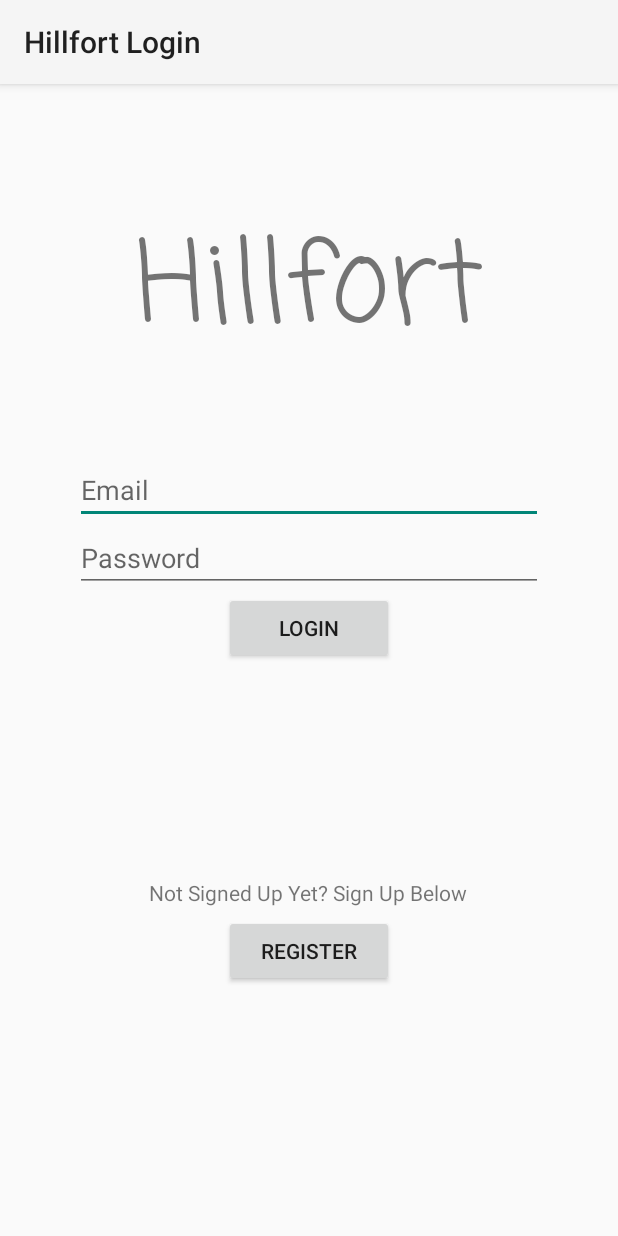
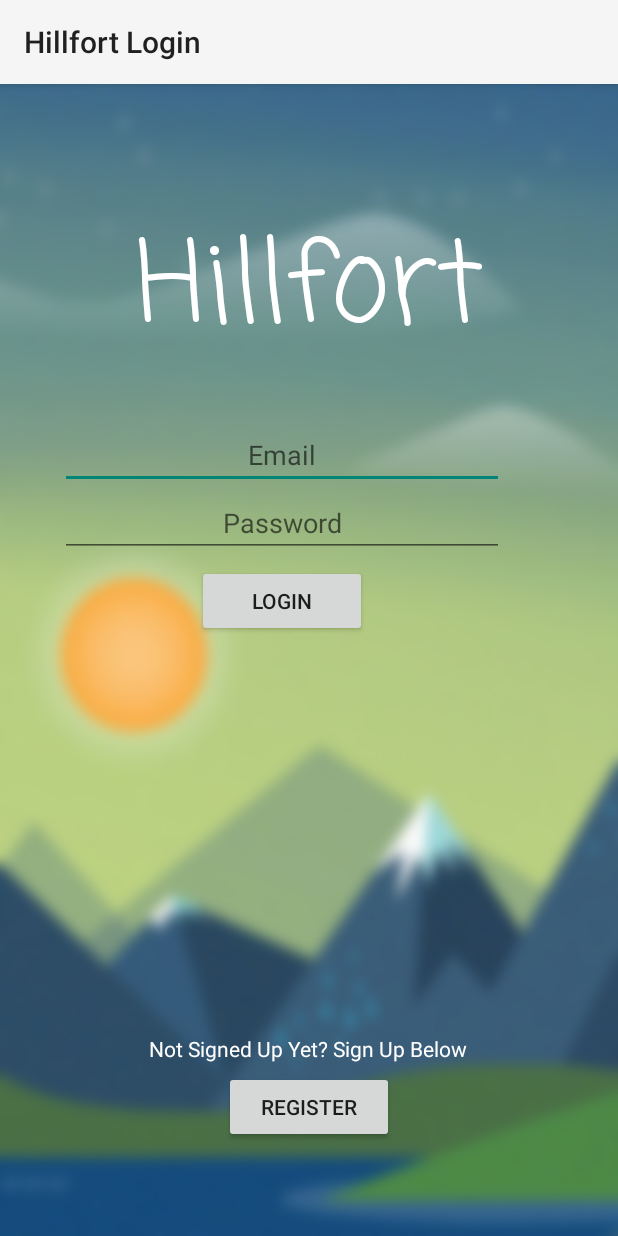
Before and after one commit to lukehalley/Hillfort, an Android app: the HillfortLoginActivity screen opened directly, with no data from a screen before it, on a phone screen of 412 x 824 dp. Run offline under Robolectric (Android 15) with nearby library versions, the phone set to English and light mode, and no system bars.

Commit message:
Added splashscreen and log in blurred log in screen

```diff
--- a/app/src/main/res/layout/activity_login.xml
+++ b/app/src/main/res/layout/activity_login.xml
@@ -1,10 +1,8 @@
 <?xml version="1.0" encoding="utf-8"?>
 <RelativeLayout xmlns:android="http://schemas.android.com/apk/res/android"
-    android:layout_width="match_parent"
+    android:layout_width="wrap_content"
     android:layout_height="match_parent"
-    android:layout_marginLeft="50dp"
-    android:layout_marginRight="50dp">
-
+    android:background="@drawable/splashscreenblr">
 
     <TextView
         android:id="@+id/loginLogo"
@@ -16,15 +14,20 @@
         android:fontFamily="casual"
         android:text="@string/app_name"
         android:textAlignment="center"
+        android:textColor="@android:color/white"
         android:textSize="75sp" />
 
     <LinearLayout
-        android:layout_width="match_parent"
+        android:layout_width="296dp"
         android:layout_height="wrap_content"
         android:layout_below="@+id/loginLogo"
+        android:layout_alignEnd="@+id/imageView"
         android:layout_alignParentStart="true"
-        android:layout_marginStart="0dp"
-        android:layout_marginTop="53dp"
+        android:layout_marginStart="40dp"
+        android:layout_marginLeft="25dp"
+        android:layout_marginTop="30dp"
+        android:layout_marginEnd="40dp"
+        android:layout_marginBottom="54dp"
         android:orientation="vertical">
 
         <EditText
@@ -32,14 +35,19 @@
             android:layout_width="match_parent"
             android:layout_height="wrap_content"
             android:hint="@string/email"
-            android:inputType="textWebEmailAddress" />
+            android:inputType="textWebEmailAddress"
+            android:textAlignment="center"
+            android:textColor="@android:color/white" />
 
         <EditText
             android:id="@+id/enteredPassword"
             android:layout_width="match_parent"
             android:layout_height="wrap_content"
+            android:layout_marginBottom="5dp"
             android:hint="@string/password"
-            android:inputType="textPassword" />
+            android:inputType="textPassword"
+            android:textAlignment="center"
+            android:textColor="@android:color/white" />
 
         <Button
             android:id="@+id/loginButton"
@@ -47,6 +55,7 @@
             android:layout_height="wrap_content"
             android:layout_gravity="center"
             android:text="@string/loginButton" />
+
 
     </LinearLayout>
 
@@ -56,7 +65,7 @@
         android:layout_alignParentBottom="true"
         android:layout_marginStart="0dp"
         android:layout_marginTop="38dp"
-        android:layout_marginBottom="166dp"
+        android:layout_marginBottom="62dp"
         android:orientation="vertical">
 
         <TextView
@@ -64,7 +73,8 @@
             android:layout_width="wrap_content"
             android:layout_height="wrap_content"
             android:layout_gravity="center"
-            android:text="@string/promptSignUp" />
+            android:text="@string/promptSignUp"
+            android:textColor="@android:color/white" />
 
         <Button
             android:id="@+id/registerButton"
@@ -76,6 +86,4 @@
 
     </LinearLayout>
 
-
-
 </RelativeLayout>
```
Also changed, not shown: app/src/main/res/layout/activity_splashscreen.xml (+7 -14 lines), app/src/main/res/drawable/splashscreenblr.jpg (added), 8 other files.
